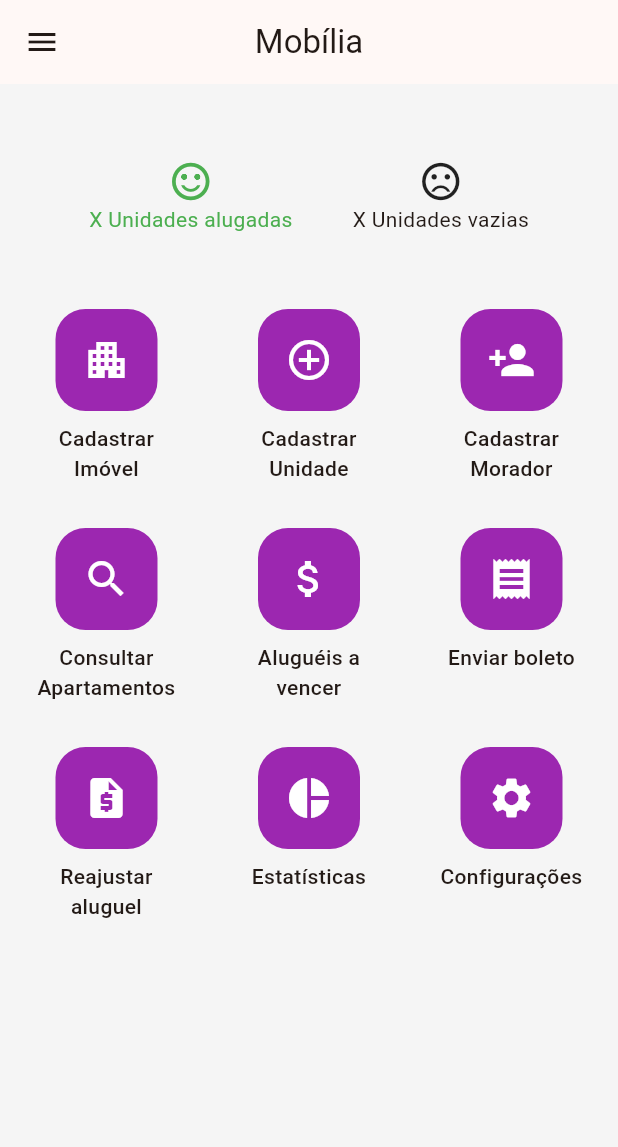
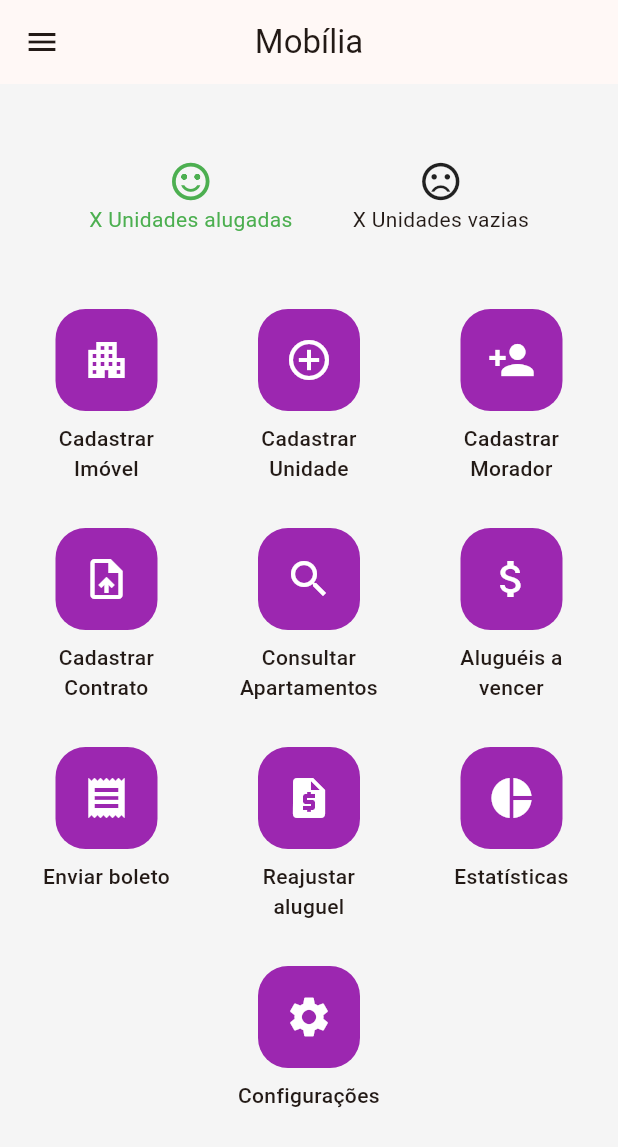
Before and after one commit to ViniciusFazolo/mobilia, a Flutter app: the Home screen opened directly, on a phone screen of 412 x 824 dp. Shown: the top 1147 px of the screen. Run offline on Flutter 3.47's test engine with Material 3 defaults, Android fonts, the phone set to English and light mode, and no system bars; our stand-ins replace image_picker, mask_text_input_formatter, shared_preferences; accounts and stored records are empty; network calls fail.

Commit message:
feat: adiciona botão na home para ir para tela de cadastro de contrato

```diff
--- a/lib/pages/home.dart
+++ b/lib/pages/home.dart
@@ -1,4 +1,5 @@
 import 'package:flutter/material.dart';
+import 'package:mobilia/pages/contract.dart';
 import 'package:mobilia/pages/property.dart';
 import 'package:mobilia/pages/resident.dart';
 import 'package:mobilia/pages/unit.dart';
@@ -26,6 +27,11 @@ class _HomeState extends State<Home> {
       "icon": Icons.person_add,
       "label": "Cadastrar Morador",
       "page": const Resident(),
+    },
+    {
+      "icon": Icons.upload_file,
+      "label": "Cadastrar Contrato",
+      "page": const Contract(),
     },
     {"icon": Icons.search, "label": "Consultar Apartamentos"},
     {"icon": Icons.attach_money, "label": "Aluguéis a vencer"},
```
